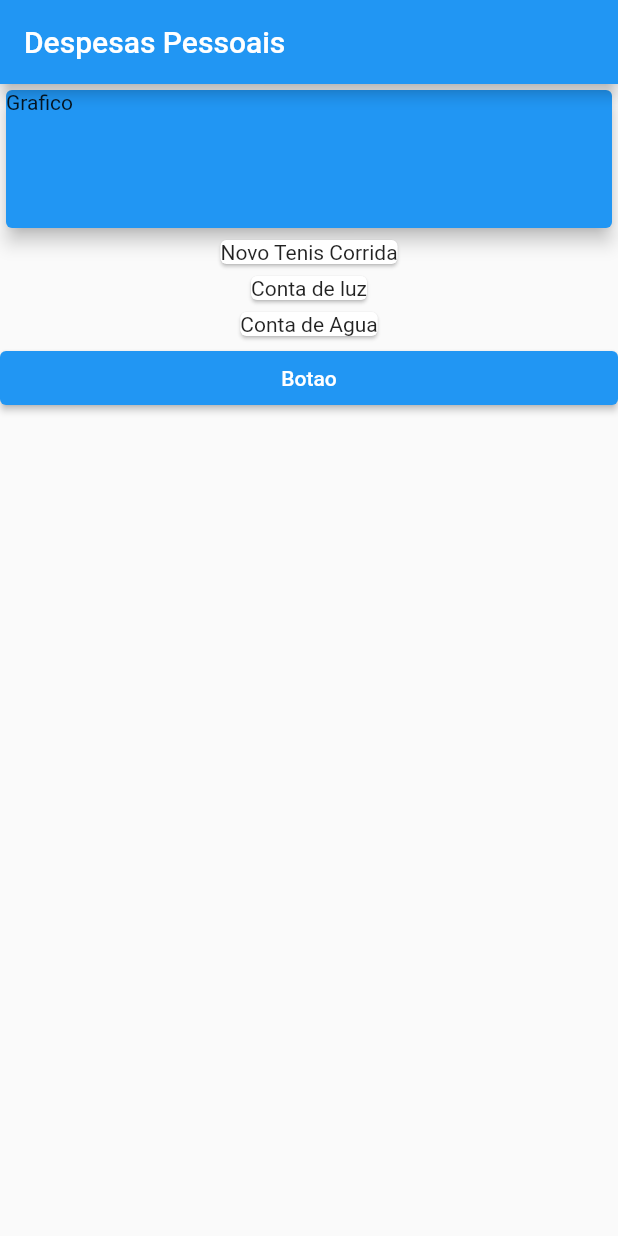
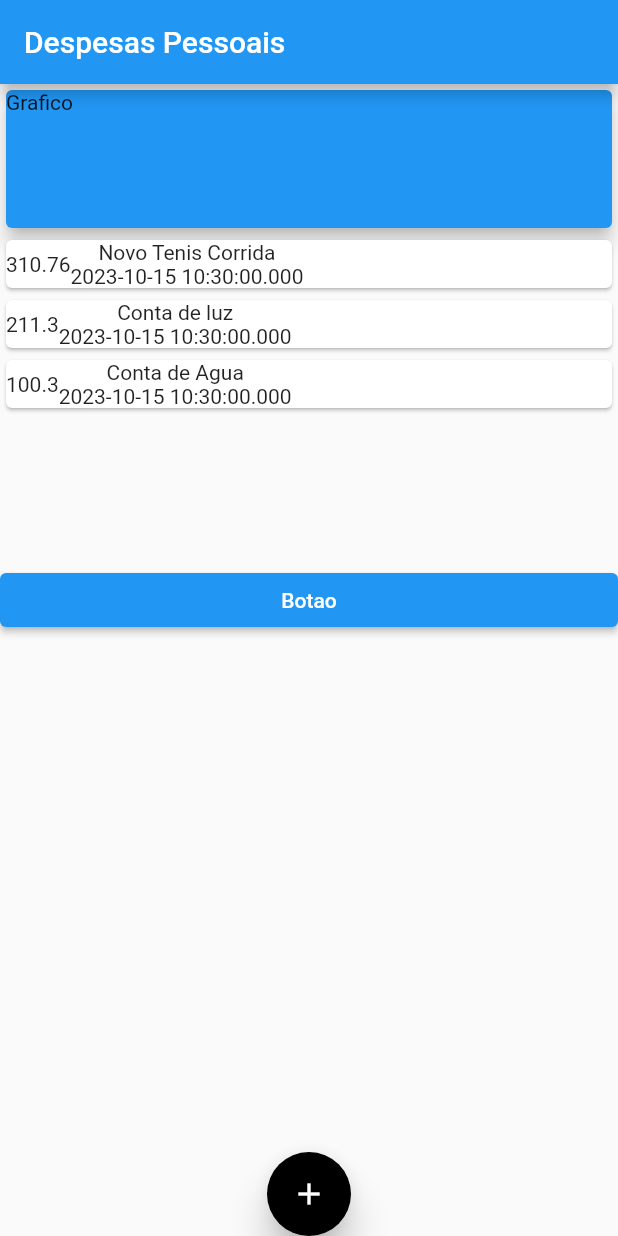
Before and after one commit to JonesCunha/personaldues, a Flutter app: the screen it shows after launch, on a phone screen of 412 x 824 dp. Run offline on Flutter 3.47's test engine with Material 2 defaults, Android fonts, the phone set to English and light mode, and no system bars.

Commit message:
alteracoes3

```diff
--- a/lib/pages/myHomePage.dart
+++ b/lib/pages/myHomePage.dart
@@ -17,6 +17,10 @@ class MyHomePage extends StatelessWidget {
   @override
   Widget build(BuildContext context) {
     return Scaffold(
+      bottomNavigationBar:
+       FloatingActionButton(backgroundColor: Colors.black,
+          elevation: 10,
+          child: Icon(Icons.add), onPressed: ()=>{}),
       appBar: AppBar(
         title: Text('Despesas Pessoais'),
       ),
@@ -38,16 +42,37 @@ class MyHomePage extends StatelessWidget {
           Column(
             //redundante, padrao de baixo já é assim.
             crossAxisAlignment: CrossAxisAlignment.center,
-            children: [
-              ..._transactions.map((e) => Card(child: Text(e.tittle),)).toList(),
-            ]
+            children:
+              _transactions.map((e) => Card(child:
+                Row(children: [
+                  Container(
+                    child: Text(e.value.toString()),
+                  ),
+                  Column(
+                    children: [
+                      Text(e.tittle),
+                      Text(e.date.toString()),
+                    ],
+                  )
+                ],)
+
+
+              ,)).toList(),
+
+          ),
+          SizedBox(
+            height: 100,
           ),
           ElevatedButton(
             onPressed: () => {},
             child: Text('Botao'),
-          )
+          ),
+
+
         ],
+
       ),
+
     );
   }
 }
```
Also changed, not shown: lib/list.dart (added).
